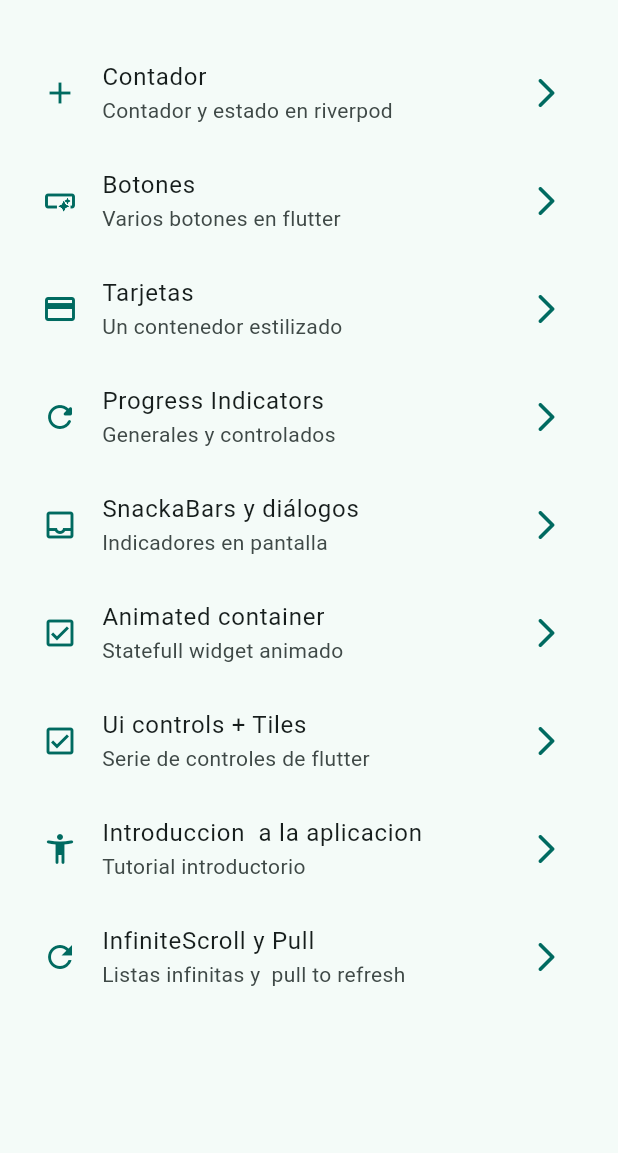
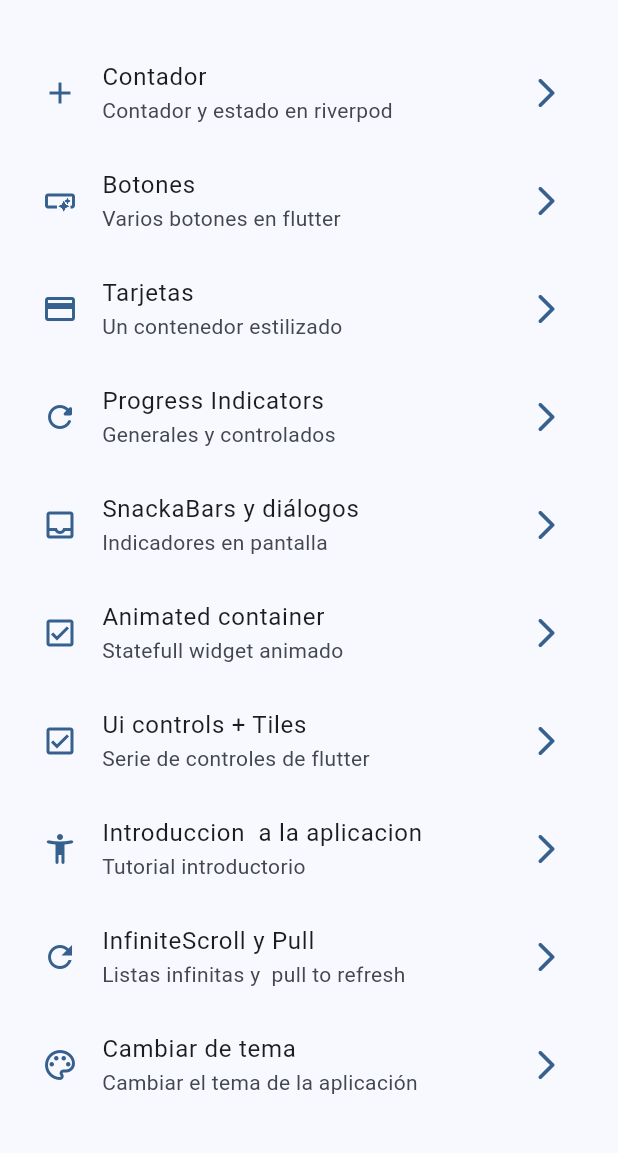
Before and after one commit to VladimirOJDev/flutter-widgets, a Flutter app: the screen it shows after launch, on a phone screen of 412 x 824 dp, the part 63-1216 px from its top. Run offline on Flutter 3.47's test engine with Material 3 defaults, Android fonts, the phone set to English and light mode, and no system bars; our stand-ins replace animate_do, flutter_riverpod, go_router.

Commit message:
Cambios de tema terminado

```diff
--- a/lib/config/menu/menu_items.dart
+++ b/lib/config/menu/menu_items.dart
@@ -76,6 +76,12 @@ List<MenuItem> appMenuItem = [
     link: "/infitineScroll",
     icon: Icons.refresh_outlined
   ),
+  MenuItem(
+    titile: "Cambiar de tema",
+    subTutle: "Cambiar el tema de la aplicación",
+    link: "/theme-changer",
+    icon: Icons.color_lens_outlined
+  ),
 
 
 ];
--- a/lib/config/router/app_router.dart
+++ b/lib/config/router/app_router.dart
@@ -61,5 +61,10 @@ final appRouter = GoRouter(
       name: CounterScreen.name,
       builder: (context, state) => CounterScreen(),
     ),
+    GoRoute(
+      path: '/theme-changer',
+      name: ThemeChangerScreen.name,
+      builder: (context, state) => ThemeChangerScreen(),
+    ),
   ],
 );
--- a/lib/config/theme/app_theme.dart
+++ b/lib/config/theme/app_theme.dart
@@ -17,19 +17,22 @@ const List<Color> colorList = [
 ];
 
 
-
+//clase que regresa un Apptheme
 class AppTheme {
 
-  final  int selectColor;
+  final int selectColor;
+  final bool isDarkMode;
 
   AppTheme({
+    this.isDarkMode =false,
     this.selectColor = 0
   }):assert(selectColor>=0, 'Debe ser un nuemro positivo');
 
   ThemeData getTheme()=>ThemeData(
-    useMaterial3: true,
-    colorSchemeSeed: colorList[selectColor],
-    appBarTheme: AppBarTheme(
+    useMaterial3: true,                                             //Usa material 3
+    brightness: isDarkMode? Brightness.dark:Brightness.light,      //Modo oscuro/claro
+    colorSchemeSeed: colorList[selectColor],                       //Color principal de la aplicacion
+    appBarTheme: AppBarTheme(                                      //Los AppBar siempre se central
       centerTitle: true,
     )
 
--- a/lib/main.dart
+++ b/lib/main.dart
@@ -2,6 +2,7 @@ import 'package:flutter/material.dart';
 import 'package:flutter_riverpod/flutter_riverpod.dart';
 import 'package:widgets_app/config/router/app_router.dart';
 import 'package:widgets_app/config/theme/app_theme.dart';
+import 'package:widgets_app/presentation/providers/theme_provider.dart';
 
 void main() {
   runApp(
@@ -12,16 +13,22 @@ void main() {
   );
 }
 
-class MainApp extends StatelessWidget {
+class MainApp extends ConsumerWidget {
   const MainApp({super.key});
 
+
   @override
-  Widget build(BuildContext context) {
+  Widget build(BuildContext context,ref) {
+
+      final isDarkMode = ref.watch(isDarkModeProvider);
+      final color = ref.watch(selectedColorIndexProvider);
+
+
     return MaterialApp.router(
       title: 'Flutter widgets',
       routerConfig: appRouter,
       debugShowCheckedModeBanner: false,
-      theme: AppTheme(selectColor: 1).getTheme(),
+      theme: AppTheme(selectColor: color,isDarkMode:isDarkMode ).getTheme(),
 
     );
   }
--- a/lib/presentation/providers/theme_provider.dart
+++ b/lib/presentation/providers/theme_provider.dart
@@ -1,4 +1,10 @@
 
 import 'package:flutter_riverpod/flutter_riverpod.dart';
+import 'package:widgets_app/config/theme/app_theme.dart';
 
 final isDarkModeProvider = StateProvider<bool>((ref) => false);
+
+//Listado de color inmutable
+
+final colorListProvider = Provider((ref)=>colorList);
+final selectedColorIndexProvider = StateProvider<int>((ref) => 0);
--- a/lib/presentation/screens/screens.dart
+++ b/lib/presentation/screens/screens.dart
@@ -2,6 +2,7 @@
 //sirve para que al momento de importar en otro archivo solo tengamos
 //una sola importacion para cada screen y to individualmente
 
+export 'package:widgets_app/presentation/screens/theme_changer/theme_changer_screen.dart';
 export 'package:widgets_app/presentation/screens/counter/counter_screen.dart';
 export 'package:widgets_app/presentation/screens/animated/animated_screen.dart';
 export 'package:widgets_app/presentation/screens/app_tutorial/app_tutorial_screen.dart';
```
Also changed, not shown: lib/presentation/screens/theme_changer/theme_changer_screen.dart (added, +70 -0 lines).
